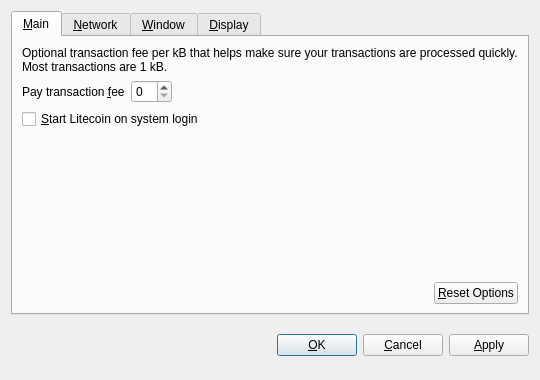
The window that src/qt/forms/optionsdialog.ui (MystPhysX/HNC) describes before a commit, drawn with Qt 5.
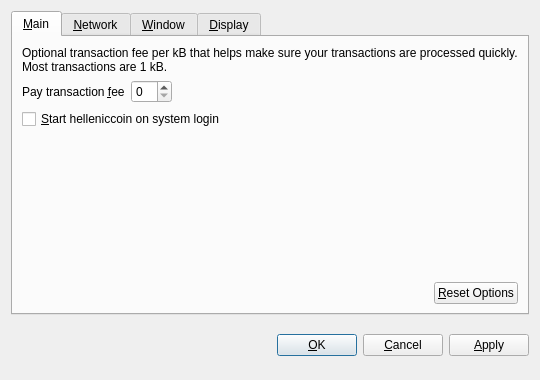
The same window after the commit. Custom widgets are drawn as their Qt base class.

Diff of the .ui file:
```diff
--- a/src/qt/forms/optionsdialog.ui
+++ b/src/qt/forms/optionsdialog.ui
@@ -82,7 +82,7 @@
           <string>Automatically start Litecoin after logging in to the system.</string>
          </property>
          <property name="text">
-          <string>&amp;Start Litecoin on system login</string>
+          <string>&amp;Start helleniccoin on system login</string>
          </property>
         </widget>
        </item>
```
Left out of the diff: 10 changed lines with no effect on the pictures.
